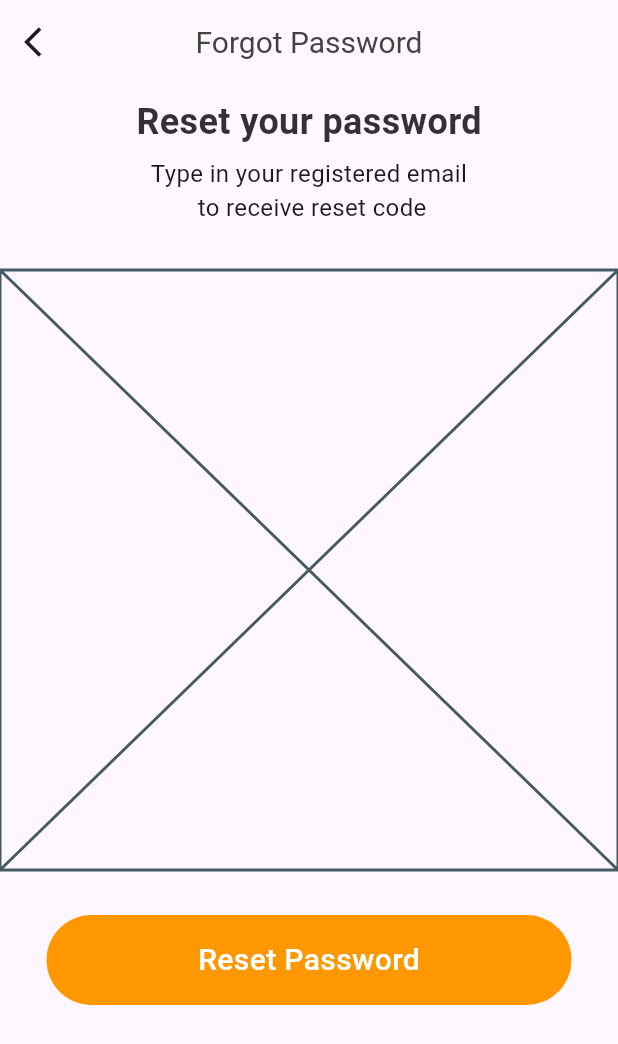
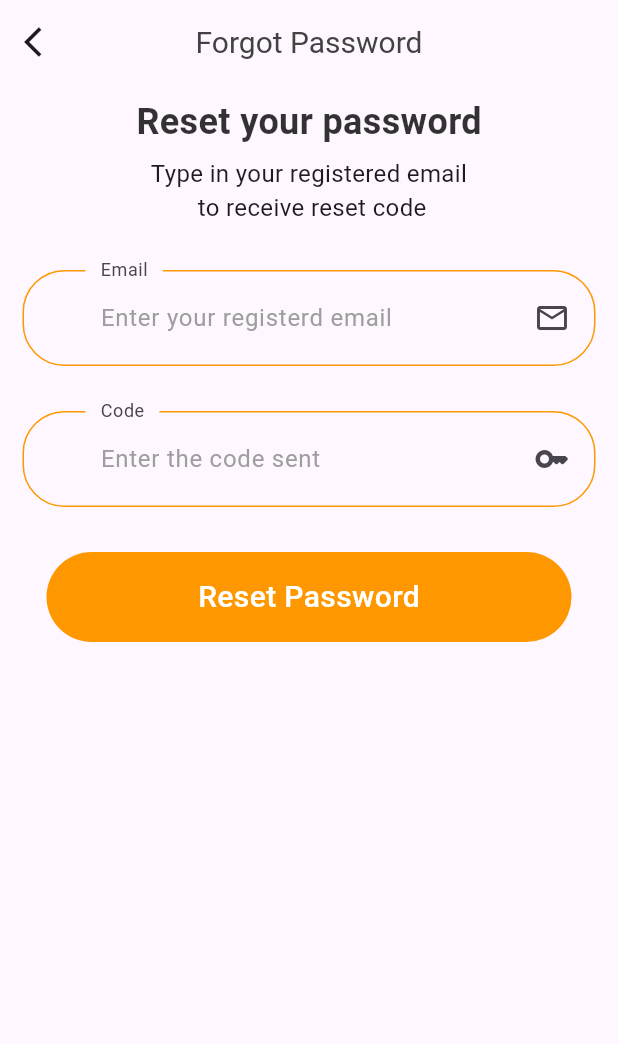
Before and after one commit to Tosin8/ktea, a Flutter app: the ForgotPwd screen opened directly, on a phone screen of 412 x 824 dp. Shown: the top 1044 px of the screen. Run offline on Flutter 3.47's test engine with Material 3 defaults, Android fonts, the phone set to English and light mode, and no system bars; our stand-ins replace animate_do, cloud_firestore, custom_navigation_bar, firebase_auth, firebase_core, firebase_messaging and 1 more; missing offline and left inert: antdesign_icons; accounts and stored records are empty.

Commit message:
Complete forms

```diff
--- a/lib/screens/form/forgot_pass/forgot_pass_widget.dart
+++ b/lib/screens/form/forgot_pass/forgot_pass_widget.dart
@@ -1,4 +1,5 @@
 import 'package:flutter/material.dart';
+import 'package:ktea/screens/form/widget.dart';
 
 class ForgotPwdForm extends StatefulWidget {
   const ForgotPwdForm({super.key});
@@ -8,8 +9,47 @@ class ForgotPwdForm extends StatefulWidget {
 }
 
 class _ForgotPwdFormState extends State<ForgotPwdForm> {
+  final formKey = GlobalKey<FormState>();
+
+  final List<String> errors = [];
+
+  late String email;
+  late String resetcode;
   @override
   Widget build(BuildContext context) {
-    return const Placeholder();
+    return
+    Form(
+      key: formKey,
+      child: Padding(
+        padding: const EdgeInsets.only(left: 15, right:15.0),
+        child: Column(
+          children: [
+            buildEmailFormField(label: 'Email',
+             hint:'Enter your registerd email',
+             validator:(value) {
+                  if (value.isEmpty) {
+                    setState(() {
+                      errors.add('Email not found');
+                    });
+                  }
+                  return null;
+                },  onSaved: (value) => email = value,
+            ),
+
+            SizedBox(height: 30),
+            buildResetPwdFormField(label: 'Code', hint: 'Enter the code sent',
+             validator: (value) {
+                  if (value.isEmpty) {
+                    setState(() {
+                      errors.add('Incorrect Code');
+                    });
+                  }
+                  return null;
+                },  onSaved: (value) => resetcode = value,
+            ),
+          ],
+        ),
+      ),
+    );
   }
 }
--- a/lib/screens/form/widget.dart
+++ b/lib/screens/form/widget.dart
@@ -409,3 +409,44 @@ final String hint;
     );
   }
 }
+
+
+class buildResetPwdFormField extends StatelessWidget {
+   const buildResetPwdFormField({
+    super.key, required this.label, required this.hint, required String? Function(dynamic value) validator, required Function(dynamic value) onSaved,
+  });
+
+final String label;
+final String hint;
+
+
+  @override
+  Widget build(BuildContext context) {
+    return TextFormField(
+      obscureText: true,
+      keyboardType: TextInputType.visiblePassword,
+      textInputAction: TextInputAction.done,
+      decoration: InputDecoration(
+        suffixIcon: const Padding(
+          padding: EdgeInsets.only(right: 10),
+          child: Icon(Icons.key_rounded,)),
+
+        labelText: label,
+        hintText: hint, hintStyle: TextStyle(color: Colors.grey[500]),
+        contentPadding: const EdgeInsets.symmetric(horizontal: 42, vertical: 20),
+        floatingLabelBehavior: FloatingLabelBehavior.always,
+        enabledBorder: OutlineInputBorder(
+          borderRadius: BorderRadius.circular(28),
+          gapPadding: 10,
+          borderSide: const BorderSide(color: Colors.orange),
+        ),
+        focusedBorder: OutlineInputBorder(
+
+          borderRadius: BorderRadius.circular(28),
+          borderSide: const BorderSide(color: Colors.black),
+          gapPadding: 10,
+        )
+      ),
+    );
+  }
+}
```
